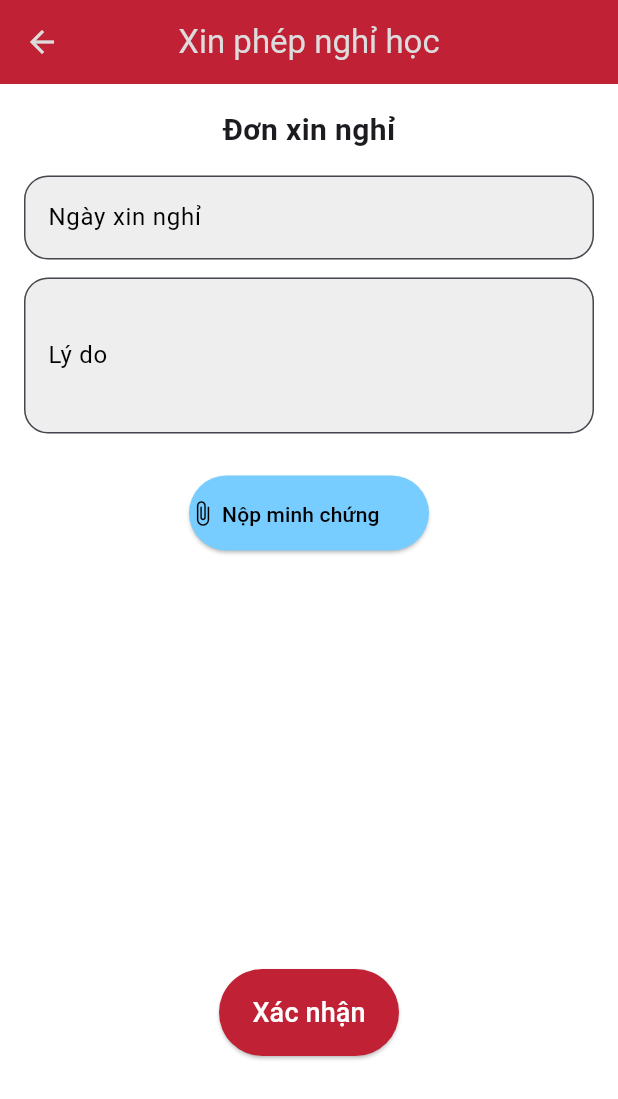
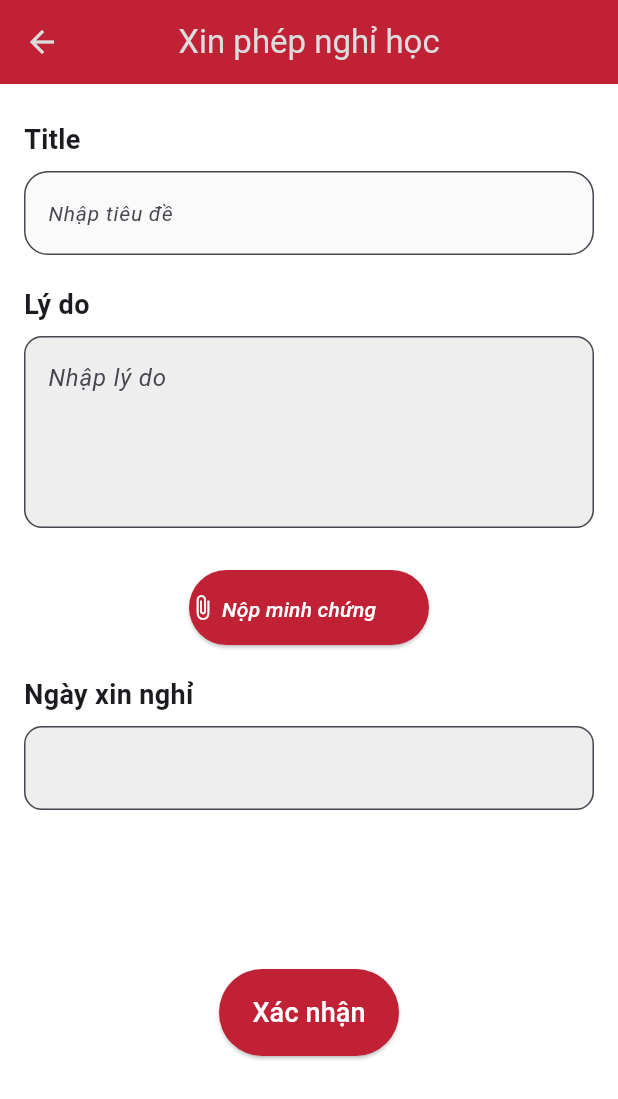
Before and after one commit to BD2020452915102002/IT4788-PTUDDNT, a Flutter app: the LeaveRequestScreen screen opened directly with empty values, on a phone screen of 412 x 824 dp. Shown: the top 1099 px of the screen. Run offline on Flutter 3.47's test engine with Material 3 defaults, Android fonts, the phone set to English and light mode, and no system bars; our stand-ins replace easy_refresh, file_picker, hive, hive_flutter, image_picker; accounts and stored records are empty; statements that could not run were skipped.

Commit message:
update ui

```diff
--- a/lib/presentation/screens/lecturer/class/detail_class_screen_lec.dart
+++ b/lib/presentation/screens/lecturer/class/detail_class_screen_lec.dart
@@ -12,6 +12,7 @@ class DetailClassScreenLec extends StatelessWidget {
   @override
   Widget build(BuildContext context) {
     String token = Token().get();
+    print('Khang ${token}');
 
     return Scaffold(
       appBar: AppBar(
@@ -79,7 +80,7 @@ class _AsenceButton extends StatelessWidget {
       onPressed: () {
         Navigator.pushNamed(
             context,
-            '/.....',
+            '/manager_absence_request',
             arguments: classId,
         );
       },
--- a/lib/presentation/screens/lecturer/home_screen_lecture.dart
+++ b/lib/presentation/screens/lecturer/home_screen_lecture.dart
@@ -49,7 +49,7 @@ class _HomeScreenState extends State<HomeScreenLec> {
         });
         return;
       }
-
+      print('Khang ${Token().get()}');
       final res = await ApiClass().post('/get_class_list', {
         "token": Token().get(),
         "role": "LECTURER",
@@ -58,7 +58,7 @@ class _HomeScreenState extends State<HomeScreenLec> {
       });
 
       if (res.statusCode == 200) {
-        final data = jsonDecode(res.body);
+        final data = jsonDecode(utf8.decode(res.bodyBytes));
         final classData = data['data'];
         await HiveService().saveData('page_content', classData['page_content'] as List<dynamic>);
         await HiveService().saveData('page_info', classData['page_info']);
@@ -97,7 +97,7 @@ class _HomeScreenState extends State<HomeScreenLec> {
       });
 
       if (res.statusCode == 200) {
-        final data = jsonDecode(res.body);
+        final data = jsonDecode(utf8.decode(res.bodyBytes));
         final classData = data['data'];
         await HiveService().addToList('page_content', classData['page_content'] as List<dynamic>);
         await HiveService().saveData('page_info', classData['page_info']);
--- a/lib/presentation/screens/student/absence_request/request_absence_student.dart
+++ b/lib/presentation/screens/student/absence_request/request_absence_student.dart
@@ -6,6 +6,7 @@ import 'package:image_picker/image_picker.dart';
 import 'package:ptuddnt/core/constants/colors.dart';
 import 'package:intl/intl.dart';
 import 'package:ptuddnt/core/utils/token.dart';
+
 
 class LeaveRequestScreen extends StatefulWidget {
   final String classId;
@@ -18,7 +19,9 @@ class LeaveRequestScreen extends StatefulWidget {
 
 class LeaveRequestScreenState extends State<LeaveRequestScreen> {
   final TextEditingController _reasonController = TextEditingController();
+  final TextEditingController _titleController = TextEditingController();
   final TextEditingController _dateController = TextEditingController();
+
   File? _selectedFile;
   final _picker = ImagePicker();
   DateTime? _selectedDate;
@@ -29,13 +32,12 @@ class LeaveRequestScreenState extends State<LeaveRequestScreen> {
   @override
   void initState() {
     super.initState();
-    _getToken();
+    token = Token().get();
   }
   @override
   void didChangeDependencies() {
     super.didChangeDependencies();
   }
-
 
   @override
   void dispose() {
@@ -44,9 +46,6 @@ class LeaveRequestScreenState extends State<LeaveRequestScreen> {
     super.dispose();
   }
 
-  Future<void> _getToken() async {
-    token = (await Token().get())!;
-  }
   Future<void> _pickFile() async {
     final pickedFile = await _picker.pickImage(source: ImageSource.gallery);
     if (pickedFile != null) {
@@ -114,13 +113,14 @@ class LeaveRequestScreenState extends State<LeaveRequestScreen> {
       _showCustomSnackBar('Vui lòng điền đầy đủ thông tin', context);
       return;
     }
-
+    if (_selectedFile == null || _selectedDate == null) {
+      _showCustomSnackBar('Vui lòng chọn tệp và ngày xin nghỉ', context);
+      return;
+    }
     if (token == '') {
-      print('duc ${token}');
       _showCustomSnackBar('Token không hợp lệ', context);
       return;
     }
-
     setState(() {
       _isSubmitting = true;
     });
@@ -130,8 +130,9 @@ class LeaveRequestScreenState extends State<LeaveRequestScreen> {
     final request = http.MultipartRequest('POST', url)
       ..fields['token'] = token
       ..fields['classId'] = widget.classId
+      ..fields['reason'] = _reasonController.text
       ..fields['date'] = _selectedDate != null ? DateFormat('yyyy-MM-dd').format(_selectedDate!) : ''
-      ..fields['reason'] = _reasonController.text;
+      ..fields['title'] = _titleController.text;
 
     if (_selectedFile != null) {
       request.files.add(await http.MultipartFile.fromPath(
@@ -140,9 +141,7 @@ class LeaveRequestScreenState extends State<LeaveRequestScreen> {
         filename: path.basename(_selectedFile!.path),
       ));
     }
-
     final response = await request.send();
-
     setState(() {
       _isSubmitting = false;
     });
@@ -153,26 +152,6 @@ class LeaveRequestScreenState extends State<LeaveRequestScreen> {
       final responseBody = await response.stream.bytesToString();
       _showCustomSnackBar('Gửi yêu cầu thất bại: $responseBody', context);
     }
-  }
-
-  Widget _buildTextField(String label, TextEditingController controller, {int maxLines = 1}) {
-    return Padding(
-      padding: const EdgeInsets.only(bottom: 12.0),
-      child: TextField(
-        controller: controller,
-        maxLines: maxLines,
-        style: const TextStyle(color: Colors.black),
-        decoration: InputDecoration(
-          labelText: label,
-          labelStyle: const TextStyle(color: Colors.black),
-          border: OutlineInputBorder(
-            borderRadius: BorderRadius.circular(16.0),
-          ),
-          filled: true,
-          fillColor: Colors.grey[200],
-        ),
-      ),
-    );
   }
 
   @override
@@ -188,9 +167,8 @@ class LeaveRequestScreenState extends State<LeaveRequestScreen> {
         title: const Text(
           "Xin phép nghỉ học",
           style: TextStyle(
-              color: AppColors.tertiary,
-              fontStyle: FontStyle.normal,
-              fontFamily: "Roboto"
+            color: AppColors.tertiary,
+            fontStyle: FontStyle.normal,
           ),
         ),
         centerTitle: true,
@@ -204,31 +182,80 @@ class LeaveRequestScreenState extends State<LeaveRequestScreen> {
               child: Column(
                 crossAxisAlignment: CrossAxisAlignment.center,
                 children: [
-                  const Text(
-                    "Đơn xin nghỉ",
-                    style: TextStyle(fontSize: 20, fontWeight: FontWeight.bold),
-                  ),
-                  const SizedBox(height: 16),
-                  GestureDetector(
-                    onTap: _pickDate,
-                    child: AbsorbPointer(
-                      child: _buildTextField("Ngày xin nghỉ", _dateController),
+                  const SizedBox(height: 8),
+                  const Align(
+                    alignment: Alignment.centerLeft,
+                    child: Text(
+                      "Title",
+                      style: TextStyle(
+                        fontSize: 18,
+                        fontWeight: FontWeight.bold,
+                      ),
                     ),
                   ),
-                  _buildTextField("Lý do", _reasonController, maxLines: 3),
+                  const SizedBox(height: 8),
+                  TextField(
+                    controller: _titleController,
+                    onChanged: (value) {
+                    },
+                    decoration: InputDecoration(
+                      hintText: "Nhập tiêu đề",
+                      hintStyle: TextStyle(
+                        fontSize: 14,
+                        fontStyle: FontStyle.italic,
+                      ),
+                      border: OutlineInputBorder(
+                        borderRadius: BorderRadius.circular(16),
+                      ),
+                      focusedBorder: OutlineInputBorder(
+                        borderRadius: BorderRadius.circular(18),
+                        borderSide: BorderSide(
+                          color: AppColors.primary,
+                          width: 2.0,
+                        ),
+                      ),
+                      filled: true,
+                      fillColor: Colors.grey[50],
+                    ),
+                  ),
+                  const SizedBox(height: 20),
+
+                  const Align(
+                    alignment: Alignment.centerLeft,
+                    child: Text(
+                      "Lý do",
+                      style: TextStyle(
+                        fontSize: 18,
+                        fontWeight: FontWeight.bold,
+                      ),
+                    ),
+                  ),
+                  const SizedBox(height: 8),
+                  _buildTextField(
+                    _reasonController,
+                    maxLines: 4,
+                    hintText: "Nhập lý do",
+                    hintStyle: TextStyle(
+                      fontSize: 16,
+                      fontStyle: FontStyle.italic,
+                    ),
+                  ),
+
+
                   const SizedBox(height: 16),
+
                   ElevatedButton(
                     style: ElevatedButton.styleFrom(
                       minimumSize: const Size(100, 50),
                       maximumSize: const Size(160, 50),
-                      backgroundColor: AppColors.subColorSecondary,
+                      backgroundColor: AppColors.primary,
                     ),
                     onPressed: _pickFile,
                     child: Row(
                       children: [
                         const Icon(
                           Icons.attach_file,
-                          color: Colors.black,
+                          color: Colors.white,
                         ),
                         const SizedBox(width: 4),
                         Expanded(
@@ -236,7 +263,7 @@ class LeaveRequestScreenState extends State<LeaveRequestScreen> {
                             _selectedFile == null
                                 ? "Nộp minh chứng"
                                 : "File đã chọn: ${path.basename(_selectedFile!.path)}",
-                            style: const TextStyle(color: Colors.black),
+                            style: const TextStyle(color: Colors.white, fontStyle: FontStyle.italic),
                             overflow: TextOverflow.ellipsis,
                             maxLines: 1,
                           ),
@@ -244,6 +271,26 @@ class LeaveRequestScreenState extends State<LeaveRequestScreen> {
                       ],
                     ),
                   ),
+
+                  const SizedBox(height: 20),
+                  const Align(
+                    alignment: Alignment.centerLeft,
+                    child: Text(
+                      "Ngày xin nghỉ",
+                      style: TextStyle(
+                        fontSize: 18,
+                        fontWeight: FontWeight.bold,
+                      ),
+                    ),
+                  ),
+                  const SizedBox(height: 8),
+                  GestureDetector(
+                    onTap: _pickDate,
+                    child: AbsorbPointer(
+                      child: _buildTextField(_dateController),
+                    ),
+                  ),
+
                   const SizedBox(height: 20),
                 ],
               ),
@@ -268,4 +315,31 @@ class LeaveRequestScreenState extends State<LeaveRequestScreen> {
       ),
     );
   }
+
+  Widget _buildTextField(
+    TextEditingController controller,
+    {
+      int maxLines = 1,
+      String? hintText,
+      TextStyle? hintStyle
+    }
+  ){
+    return Padding(
+      padding: const EdgeInsets.only(bottom: 12.0),
+      child: TextField(
+        controller: controller,
+        maxLines: maxLines,
+        style: const TextStyle(color: Colors.black),
+        decoration: InputDecoration(
+          hintText: hintText,
+          hintStyle: hintStyle,
+          border: OutlineInputBorder(
+            borderRadius: BorderRadius.circular(12.0),
+          ),
+          filled: true,
+          fillColor: Colors.grey[200],
+        ),
+      ),
+    );
+  }
 }
--- a/lib/presentation/screens/student/home_screen_student.dart
+++ b/lib/presentation/screens/student/home_screen_student.dart
@@ -73,7 +73,7 @@ class _HomeScreenState extends State<HomeScreenStudent> {
       });
 
       if (res.statusCode == 200) {
-        final data = jsonDecode(res.body);
+        final data = jsonDecode(utf8.decode(res.bodyBytes));
         final classData = data['data'];
         await HiveService().saveData(
             'page_content', classData['page_content'] as List<dynamic>);
@@ -118,7 +118,7 @@ class _HomeScreenState extends State<HomeScreenStudent> {
       });
 
       if (res.statusCode == 200) {
-        final data = jsonDecode(res.body);
+        final data = jsonDecode(utf8.decode(res.bodyBytes));
         final classData = data['data'];
         await HiveService().addToList('page_content', classData['page_content'] as List<dynamic>);
         await HiveService().saveData('page_info', classData['page_info']);
```
Also changed, not shown: lib/presentation/screens/lecturer/absence_review/review_absence_request.dart (added, +260 -0 lines), lib/presentation/screens/student/information_student_screen.dart (+133 -163 lines), lib/routes/app_routes.dart (+7 -1 lines).
